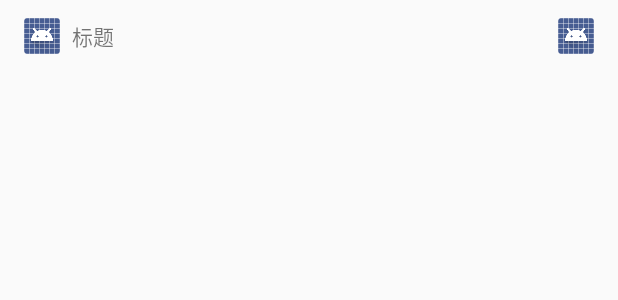
After one commit to iPlanetcn/ChildcareCommonSdk, an Android app: the layout view_cell_item.xml on its own in the app's theme, with its tools: preview values and no code run, on a phone screen of 412 x 824 dp. The commit adds this screen. Shown: the top 300 px of the screen. Run offline under Robolectric (Android 15) with nearby library versions, the phone set to English and light mode, and no system bars.

Commit message:
add CellItemView

```diff
--- a/build.gradle
+++ b/build.gradle
@@ -37,6 +37,9 @@ ext {
     bintrayRepo = 'maven'
     bintrayName = 'ChildcareCommonSdk'
 
+    bintrayUser = System.getenv("BINTRAY_USER")
+    bintrayApikey = System.getenv("BINTRAY_APIKEY")
+
     mavenGroupId = 'com.childcare.common'
 
     libraryDescription = 'Childcare Android app development common sdk'
@@ -44,7 +47,7 @@ ext {
     siteUrl = 'https://github.com/iPlanetcn/ChildcareCommonSdk'
     gitUrl = 'https://github.com/iPlanetcn/ChildcareCommonSdk.git'
 
-    libraryVersion = '0.1.1'
+    libraryVersion = '0.1.2'
 
     developerId = 'iPlanetcn'
     developerName = 'John'
--- a/common-sdk/build.gradle
+++ b/common-sdk/build.gradle
@@ -89,8 +89,8 @@ artifacts {
 }
 
 bintray {
-    user = System.getenv("BINTRAY_USER")
-    key = System.getenv("BINTRAY_APIKEY")
+    user = rootProject.ext.bintrayUser
+    key = rootProject.ext.bintrayApikey
     configurations = ['archives']
     pkg {
         repo = rootProject.ext.bintrayRepo
--- /dev/null
+++ b/common-sdk/src/main/res/layout/view_cell_item.xml
@@ -0,0 +1,42 @@
+<?xml version="1.0" encoding="utf-8"?>
+<LinearLayout
+    xmlns:android="http://schemas.android.com/apk/res/android"
+    xmlns:tools="http://schemas.android.com/tools"
+    android:id="@+id/content_view"
+    android:layout_width="match_parent"
+    android:layout_height="48dp"
+    android:gravity="center_vertical"
+    android:orientation="horizontal">
+
+    <ImageView
+        android:id="@+id/iv_icon"
+        android:layout_width="24dp"
+        android:layout_height="24dp"
+        android:layout_marginLeft="16dp"
+        android:layout_marginStart="16dp"
+        android:contentDescription="@string/desc_icon"
+        tools:src="@android:drawable/sym_def_app_icon"/>
+
+    <TextView
+        android:id="@+id/tv_title"
+        android:layout_width="wrap_content"
+        android:layout_height="wrap_content"
+        android:layout_marginLeft="8dp"
+        android:layout_marginStart="8dp"
+        android:textAppearance="@style/TextAppearance.AppCompat.Small"
+        tools:text="标题"/>
+
+    <android.support.v4.widget.Space
+        android:layout_width="0dp"
+        android:layout_height="wrap_content"
+        android:layout_weight="1"/>
+
+    <ImageView
+        android:id="@+id/iv_indicator"
+        android:layout_width="24dp"
+        android:layout_height="24dp"
+        android:layout_marginEnd="16dp"
+        android:layout_marginRight="16dp"
+        android:contentDescription="@string/desc_icon"
+        tools:src="@android:drawable/sym_def_app_icon"/>
+</LinearLayout>
--- a/common-sdk/src/main/res/values/strings.xml
+++ b/common-sdk/src/main/res/values/strings.xml
@@ -1,3 +1,4 @@
 <resources>
     <string name="app_name">common-sdk</string>
+    <string name="desc_icon">icon</string>
 </resources>
```
Also changed, not shown: common-sdk/src/main/java/com/childcare/common/CellItemView.java (added, +56 -0 lines).
